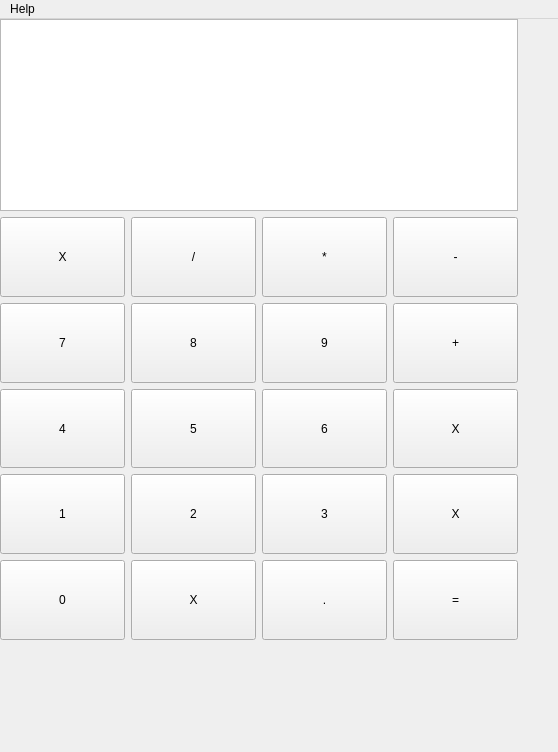
The window that src/calculator.ui (ondrej-mach/IVS-projekt-2) describes before a commit, drawn with Qt 5.
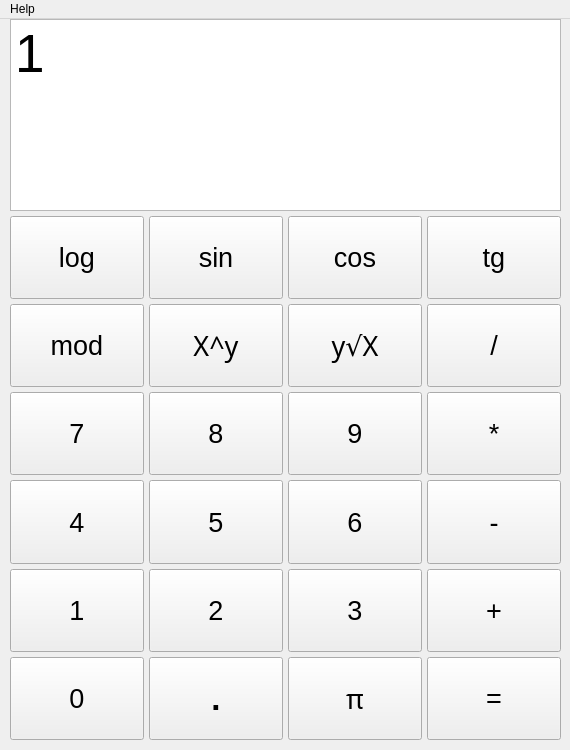
The same window after the commit.

Commit message: Added some missing UI elements, edited old ones

Patch:
```diff
--- a/src/calculator.ui
+++ b/src/calculator.ui
@@ -6,8 +6,8 @@
    <rect>
     <x>0</x>
     <y>0</y>
-    <width>558</width>
-    <height>752</height>
+    <width>570</width>
+    <height>750</height>
    </rect>
   </property>
   <property name="sizePolicy">
@@ -26,13 +26,16 @@
    <widget class="QWidget" name="verticalLayoutWidget">
     <property name="geometry">
      <rect>
-      <x>0</x>
+      <x>10</x>
       <y>0</y>
-      <width>518</width>
-      <height>621</height>
+      <width>551</width>
+      <height>721</height>
      </rect>
     </property>
     <layout class="QVBoxLayout" name="verticalLayout">
+     <property name="spacing">
+      <number>5</number>
+     </property>
      <property name="leftMargin">
       <number>0</number>
      </property>
@@ -44,18 +47,35 @@
          <verstretch>0</verstretch>
         </sizepolicy>
        </property>
+       <property name="font">
+        <font>
+         <pointsize>40</pointsize>
+         <italic>false</italic>
+         <stylestrategy>PreferAntialias</stylestrategy>
+        </font>
+       </property>
        <property name="acceptDrops">
         <bool>false</bool>
        </property>
        <property name="inputMethodHints">
         <set>Qt::ImhNone</set>
        </property>
+       <property name="html">
+        <string>&lt;!DOCTYPE HTML PUBLIC &quot;-//W3C//DTD HTML 4.0//EN&quot; &quot;http://www.w3.org/TR/REC-html40/strict.dtd&quot;&gt;
+&lt;html&gt;&lt;head&gt;&lt;meta name=&quot;qrichtext&quot; content=&quot;1&quot; /&gt;&lt;style type=&quot;text/css&quot;&gt;
+p, li { white-space: pre-wrap; }
+&lt;/style&gt;&lt;/head&gt;&lt;body style=&quot; font-family:'Ubuntu'; font-size:40pt; font-weight:400; font-style:normal;&quot;&gt;
+&lt;p style=&quot; margin-top:0px; margin-bottom:0px; margin-left:0px; margin-right:0px; -qt-block-indent:0; text-indent:0px;&quot;&gt;1&lt;/p&gt;&lt;/body&gt;&lt;/html&gt;</string>
+       </property>
       </widget>
      </item>
      <item>
       <layout class="QGridLayout" name="gridLayout">
+       <property name="leftMargin">
+        <number>0</number>
+       </property>
        <item row="5" column="1">
-        <widget class="QPushButton" name="pushButtonNA1">
+        <widget class="QPushButton" name="pushButtonNumber8">
          <property name="enabled">
           <bool>true</bool>
          </property>
@@ -65,35 +85,21 @@
            <verstretch>0</verstretch>
           </sizepolicy>
          </property>
-         <property name="text">
-          <string>X</string>
+         <property name="font">
+          <font>
+           <pointsize>20</pointsize>
+          </font>
          </property>
-         <property name="autoDefault">
-          <bool>false</bool>
-         </property>
-        </widget>
-       </item>
-       <item row="3" column="2">
-        <widget class="QPushButton" name="pushButtonNumber6">
-         <property name="enabled">
-          <bool>true</bool>
-         </property>
-         <property name="sizePolicy">
-          <sizepolicy hsizetype="Minimum" vsizetype="Minimum">
-           <horstretch>0</horstretch>
-           <verstretch>0</verstretch>
-          </sizepolicy>
-         </property>
          <property name="text">
-          <string>6</string>
+          <string>8</string>
          </property>
          <property name="autoDefault">
           <bool>false</bool>
          </property>
         </widget>
        </item>
-       <item row="3" column="0">
-        <widget class="QPushButton" name="pushButtonNumber4">
+       <item row="13" column="0">
+        <widget class="QPushButton" name="pushButtonNumber0">
          <property name="enabled">
           <bool>true</bool>
          </property>
@@ -103,15 +109,20 @@
            <verstretch>0</verstretch>
           </sizepolicy>
          </property>
+         <property name="font">
+          <font>
+           <pointsize>20</pointsize>
+          </font>
+         </property>
          <property name="text">
-          <string>4</string>
+          <string>0</string>
          </property>
          <property name="autoDefault">
           <bool>false</bool>
          </property>
         </widget>
        </item>
-       <item row="4" column="0">
+       <item row="9" column="0">
         <widget class="QPushButton" name="pushButtonNumber1">
          <property name="enabled">
           <bool>true</bool>
@@ -122,6 +133,11 @@
            <verstretch>0</verstretch>
           </sizepolicy>
          </property>
+         <property name="font">
+          <font>
+           <pointsize>20</pointsize>
+          </font>
+         </property>
          <property name="text">
           <string>1</string>
          </property>
@@ -130,46 +146,8 @@
          </property>
         </widget>
        </item>
-       <item row="2" column="2">
-        <widget class="QPushButton" name="pushButtonNumber9">
-         <property name="enabled">
-          <bool>true</bool>
-         </property>
-         <property name="sizePolicy">
-          <sizepolicy hsizetype="Minimum" vsizetype="Minimum">
-           <horstretch>0</horstretch>
-           <verstretch>0</verstretch>
-          </sizepolicy>
-         </property>
-         <property name="text">
-          <string>9</string>
-         </property>
-         <property name="autoDefault">
-          <bool>false</bool>
-         </property>
-        </widget>
-       </item>
-       <item row="0" column="1">
-        <widget class="QPushButton" name="pushButtonDivide">
-         <property name="enabled">
-          <bool>true</bool>
-         </property>
-         <property name="sizePolicy">
-          <sizepolicy hsizetype="Minimum" vsizetype="Minimum">
-           <horstretch>0</horstretch>
-           <verstretch>0</verstretch>
-          </sizepolicy>
-         </property>
-         <property name="text">
-          <string>/</string>
-         </property>
-         <property name="autoDefault">
-          <bool>false</bool>
-         </property>
-        </widget>
-       </item>
        <item row="0" column="3">
-        <widget class="QPushButton" name="pushButtonMinus">
+        <widget class="QPushButton" name="pushButtonTangens">
          <property name="enabled">
           <bool>true</bool>
          </property>
@@ -179,110 +157,20 @@
            <verstretch>0</verstretch>
           </sizepolicy>
          </property>
-         <property name="text">
-          <string>-</string>
+         <property name="font">
+          <font>
+           <pointsize>20</pointsize>
+          </font>
          </property>
-         <property name="autoDefault">
-          <bool>false</bool>
-         </property>
-        </widget>
-       </item>
-       <item row="4" column="1">
-        <widget class="QPushButton" name="pushButtonNumber2">
-         <property name="enabled">
-          <bool>true</bool>
-         </property>
-         <property name="sizePolicy">
-          <sizepolicy hsizetype="Minimum" vsizetype="Minimum">
-           <horstretch>0</horstretch>
-           <verstretch>0</verstretch>
-          </sizepolicy>
-         </property>
          <property name="text">
-          <string>2</string>
+          <string>tg</string>
          </property>
          <property name="autoDefault">
           <bool>false</bool>
          </property>
         </widget>
        </item>
-       <item row="2" column="1">
-        <widget class="QPushButton" name="pushButtonNumber8">
-         <property name="enabled">
-          <bool>true</bool>
-         </property>
-         <property name="sizePolicy">
-          <sizepolicy hsizetype="Minimum" vsizetype="Minimum">
-           <horstretch>0</horstretch>
-           <verstretch>0</verstretch>
-          </sizepolicy>
-         </property>
-         <property name="text">
-          <string>8</string>
-         </property>
-         <property name="autoDefault">
-          <bool>false</bool>
-         </property>
-        </widget>
-       </item>
-       <item row="3" column="3">
-        <widget class="QPushButton" name="pushButtonNA3">
-         <property name="enabled">
-          <bool>true</bool>
-         </property>
-         <property name="sizePolicy">
-          <sizepolicy hsizetype="Minimum" vsizetype="Minimum">
-           <horstretch>0</horstretch>
-           <verstretch>0</verstretch>
-          </sizepolicy>
-         </property>
-         <property name="text">
-          <string>X</string>
-         </property>
-         <property name="autoDefault">
-          <bool>false</bool>
-         </property>
-        </widget>
-       </item>
-       <item row="5" column="2">
-        <widget class="QPushButton" name="pushButtonDecimalPoint">
-         <property name="enabled">
-          <bool>true</bool>
-         </property>
-         <property name="sizePolicy">
-          <sizepolicy hsizetype="Minimum" vsizetype="Minimum">
-           <horstretch>0</horstretch>
-           <verstretch>0</verstretch>
-          </sizepolicy>
-         </property>
-         <property name="text">
-          <string>.</string>
-         </property>
-         <property name="autoDefault">
-          <bool>false</bool>
-         </property>
-        </widget>
-       </item>
-       <item row="3" column="1">
-        <widget class="QPushButton" name="pushButtonNumber5">
-         <property name="enabled">
-          <bool>true</bool>
-         </property>
-         <property name="sizePolicy">
-          <sizepolicy hsizetype="Minimum" vsizetype="Minimum">
-           <horstretch>0</horstretch>
-           <verstretch>0</verstretch>
-          </sizepolicy>
-         </property>
-         <property name="text">
-          <string>5</string>
-         </property>
-         <property name="autoDefault">
-          <bool>false</bool>
-         </property>
-        </widget>
-       </item>
-       <item row="2" column="0">
+       <item row="5" column="0">
         <widget class="QPushButton" name="pushButtonNumber7">
          <property name="enabled">
           <bool>true</bool>
@@ -293,6 +181,11 @@
            <verstretch>0</verstretch>
           </sizepolicy>
          </property>
+         <property name="font">
+          <font>
+           <pointsize>20</pointsize>
+          </font>
+         </property>
          <property name="text">
           <string>7</string>
          </property>
@@ -301,8 +194,8 @@
          </property>
         </widget>
        </item>
-       <item row="4" column="3">
-        <widget class="QPushButton" name="pushButtonNA2">
+       <item row="3" column="1">
+        <widget class="QPushButton" name="pushButtonExponent">
          <property name="enabled">
           <bool>true</bool>
          </property>
@@ -312,91 +205,21 @@
            <verstretch>0</verstretch>
           </sizepolicy>
          </property>
-         <property name="text">
-          <string>X</string>
+         <property name="font">
+          <font>
+           <family>Droid Sans Fallback</family>
+           <pointsize>20</pointsize>
+          </font>
          </property>
-         <property name="autoDefault">
-          <bool>false</bool>
-         </property>
-        </widget>
-       </item>
-       <item row="5" column="0">
-        <widget class="QPushButton" name="pushButtonNumber0">
-         <property name="enabled">
-          <bool>true</bool>
-         </property>
-         <property name="sizePolicy">
-          <sizepolicy hsizetype="Minimum" vsizetype="Minimum">
-           <horstretch>0</horstretch>
-           <verstretch>0</verstretch>
-          </sizepolicy>
-         </property>
          <property name="text">
-          <string>0</string>
+          <string>X^y</string>
          </property>
          <property name="autoDefault">
           <bool>false</bool>
          </property>
         </widget>
        </item>
-       <item row="4" column="2">
-        <widget class="QPushButton" name="pushButtonNumber3">
-         <property name="enabled">
-          <bool>true</bool>
-         </property>
-         <property name="sizePolicy">
-          <sizepolicy hsizetype="Minimum" vsizetype="Minimum">
-           <horstretch>0</horstretch>
-           <verstretch>0</verstretch>
-          </sizepolicy>
-         </property>
-         <property name="text">
-          <string>3</string>
-         </property>
-         <property name="autoDefault">
-          <bool>false</bool>
-         </property>
-        </widget>
-       </item>
-       <item row="0" column="0">
-        <widget class="QPushButton" name="pushButtonNA4">
-         <property name="enabled">
-          <bool>true</bool>
-         </property>
-         <property name="sizePolicy">
-          <sizepolicy hsizetype="Minimum" vsizetype="Minimum">
-           <horstretch>0</horstretch>
-           <verstretch>0</verstretch>
-          </sizepolicy>
-         </property>
-         <property name="text">
-          <string>X</string>
-         </property>
-         <property name="autoDefault">
-          <bool>false</bool>
-         </property>
-        </widget>
-       </item>
-       <item row="0" column="2">
-        <widget class="QPushButton" name="pushButtonMultiply">
-         <property name="enabled">
-          <bool>true</bool>
-         </property>
-         <property name="sizePolicy">
-          <sizepolicy hsizetype="Minimum" vsizetype="Minimum">
-           <horstretch>0</horstretch>
-           <verstretch>0</verstretch>
-          </sizepolicy>
-         </property>
-         <property name="text">
-          <string>*</string>
-         </property>
-         <property name="autoDefault">
-          <bool>false</bool>
-         </property>
-        </widget>
-       </item>
-       <item row="2" column="3">
+       <item row="9" column="3">
         <widget class="QPushButton" name="pushButtonPlus">
          <property name="enabled">
           <bool>true</bool>
@@ -407,6 +230,11 @@
            <verstretch>0</verstretch>
           </sizepolicy>
          </property>
+         <property name="font">
+          <font>
+           <pointsize>20</pointsize>
+          </font>
+         </property>
          <property name="text">
           <string>+</string>
          </property>
@@ -415,7 +243,7 @@
          </property>
         </widget>
        </item>
-       <item row="5" column="3">
+       <item row="13" column="3">
         <widget class="QPushButton" name="pushButtonEvaluate">
          <property name="enabled">
           <bool>true</bool>
@@ -432,6 +260,11 @@
            <height>16777215</height>
           </size>
          </property>
+         <property name="font">
+          <font>
+           <pointsize>20</pointsize>
+          </font>
+         </property>
          <property name="text">
           <string>=</string>
          </property>
@@ -440,6 +273,397 @@
          </property>
         </widget>
        </item>
+       <item row="0" column="0">
+        <widget class="QPushButton" name="pushButtonLogarythm">
+         <property name="enabled">
+          <bool>true</bool>
+         </property>
+         <property name="sizePolicy">
+          <sizepolicy hsizetype="Minimum" vsizetype="Minimum">
+           <horstretch>0</horstretch>
+           <verstretch>0</verstretch>
+          </sizepolicy>
+         </property>
+         <property name="font">
+          <font>
+           <pointsize>20</pointsize>
+          </font>
+         </property>
+         <property name="text">
+          <string>log</string>
+         </property>
+         <property name="autoDefault">
+          <bool>false</bool>
+         </property>
+        </widget>
+       </item>
+       <item row="5" column="3">
+        <widget class="QPushButton" name="pushButtonMultiply">
+         <property name="enabled">
+          <bool>true</bool>
+         </property>
+         <property name="sizePolicy">
+          <sizepolicy hsizetype="Minimum" vsizetype="Minimum">
+           <horstretch>0</horstretch>
+           <verstretch>0</verstretch>
+          </sizepolicy>
+         </property>
+         <property name="font">
+          <font>
+           <pointsize>20</pointsize>
+          </font>
+         </property>
+         <property name="text">
+          <string>*</string>
+         </property>
+         <property name="autoDefault">
+          <bool>false</bool>
+         </property>
+        </widget>
+       </item>
+       <item row="6" column="1">
+        <widget class="QPushButton" name="pushButtonNumber5">
+         <property name="enabled">
+          <bool>true</bool>
+         </property>
+         <property name="sizePolicy">
+          <sizepolicy hsizetype="Minimum" vsizetype="Minimum">
+           <horstretch>0</horstretch>
+           <verstretch>0</verstretch>
+          </sizepolicy>
+         </property>
+         <property name="font">
+          <font>
+           <pointsize>20</pointsize>
+          </font>
+         </property>
+         <property name="text">
+          <string>5</string>
+         </property>
+         <property name="autoDefault">
+          <bool>false</bool>
+         </property>
+        </widget>
+       </item>
+       <item row="6" column="0">
+        <widget class="QPushButton" name="pushButtonNumber4">
+         <property name="enabled">
+          <bool>true</bool>
+         </property>
+         <property name="sizePolicy">
+          <sizepolicy hsizetype="Minimum" vsizetype="Minimum">
+           <horstretch>0</horstretch>
+           <verstretch>0</verstretch>
+          </sizepolicy>
+         </property>
+         <property name="font">
+          <font>
+           <pointsize>20</pointsize>
+          </font>
+         </property>
+         <property name="text">
+          <string>4</string>
+         </property>
+         <property name="autoDefault">
+          <bool>false</bool>
+         </property>
+        </widget>
+       </item>
+       <item row="9" column="2">
+        <widget class="QPushButton" name="pushButtonNumber3">
+         <property name="enabled">
+          <bool>true</bool>
+         </property>
+         <property name="sizePolicy">
+          <sizepolicy hsizetype="Minimum" vsizetype="Minimum">
+           <horstretch>0</horstretch>
+           <verstretch>0</verstretch>
+          </sizepolicy>
+         </property>
+         <property name="font">
+          <font>
+           <pointsize>20</pointsize>
+          </font>
+         </property>
+         <property name="text">
+          <string>3</string>
+         </property>
+         <property name="autoDefault">
+          <bool>false</bool>
+         </property>
+        </widget>
+       </item>
+       <item row="3" column="2">
+        <widget class="QPushButton" name="pushButtonRoot">
+         <property name="enabled">
+          <bool>true</bool>
+         </property>
+         <property name="sizePolicy">
+          <sizepolicy hsizetype="Minimum" vsizetype="Minimum">
+           <horstretch>0</horstretch>
+           <verstretch>0</verstretch>
+          </sizepolicy>
+         </property>
+         <property name="font">
+          <font>
+           <family>Droid Sans Fallback</family>
+           <pointsize>20</pointsize>
+          </font>
+         </property>
+         <property name="text">
+          <string>y√X</string>
+         </property>
+         <property name="autoDefault">
+          <bool>false</bool>
+         </property>
+        </widget>
+       </item>
+       <item row="9" column="1">
+        <widget class="QPushButton" name="pushButtonNumber2">
+         <property name="enabled">
+          <bool>true</bool>
+         </property>
+         <property name="sizePolicy">
+          <sizepolicy hsizetype="Minimum" vsizetype="Minimum">
+           <horstretch>0</horstretch>
+           <verstretch>0</verstretch>
+          </sizepolicy>
+         </property>
+         <property name="font">
+          <font>
+           <pointsize>20</pointsize>
+          </font>
+         </property>
+         <property name="text">
+          <string>2</string>
+         </property>
+         <property name="autoDefault">
+          <bool>false</bool>
+         </property>
+        </widget>
+       </item>
+       <item row="0" column="1">
+        <widget class="QPushButton" name="pushButtonSinus">
+         <property name="enabled">
+          <bool>true</bool>
+         </property>
+         <property name="sizePolicy">
+          <sizepolicy hsizetype="Minimum" vsizetype="Minimum">
+           <horstretch>0</horstretch>
+           <verstretch>0</verstretch>
+          </sizepolicy>
+         </property>
+         <property name="font">
+          <font>
+           <pointsize>20</pointsize>
+          </font>
+         </property>
+         <property name="text">
+          <string>sin</string>
+         </property>
+         <property name="autoDefault">
+          <bool>false</bool>
+         </property>
+        </widget>
+       </item>
+       <item row="0" column="2">
+        <widget class="QPushButton" name="pushButtonCosinus">
+         <property name="enabled">
+          <bool>true</bool>
+         </property>
+         <property name="sizePolicy">
+          <sizepolicy hsizetype="Minimum" vsizetype="Minimum">
+           <horstretch>0</horstretch>
+           <verstretch>0</verstretch>
+          </sizepolicy>
+         </property>
+         <property name="font">
+          <font>
+           <pointsize>20</pointsize>
+          </font>
+         </property>
+         <property name="text">
+          <string>cos</string>
+         </property>
+         <property name="autoDefault">
+          <bool>false</bool>
+         </property>
+        </widget>
+       </item>
+       <item row="3" column="3">
+        <widget class="QPushButton" name="pushButtonDivide">
+         <property name="enabled">
+          <bool>true</bool>
+         </property>
+         <property name="sizePolicy">
+          <sizepolicy hsizetype="Minimum" vsizetype="Minimum">
+           <horstretch>0</horstretch>
+           <verstretch>0</verstretch>
+          </sizepolicy>
+         </property>
+         <property name="font">
+          <font>
+           <pointsize>20</pointsize>
+          </font>
+         </property>
+         <property name="text">
+          <string>/</string>
+         </property>
+         <property name="autoDefault">
+          <bool>false</bool>
+         </property>
+        </widget>
+       </item>
+       <item row="5" column="2">
+        <widget class="QPushButton" name="pushButtonNumber9">
+         <property name="enabled">
+          <bool>true</bool>
+         </property>
+         <property name="sizePolicy">
+          <sizepolicy hsizetype="Minimum" vsizetype="Minimum">
+           <horstretch>0</horstretch>
+           <verstretch>0</verstretch>
+          </sizepolicy>
+         </property>
+         <property name="font">
+          <font>
+           <pointsize>20</pointsize>
+          </font>
+         </property>
+         <property name="text">
+          <string>9</string>
+         </property>
+         <property name="autoDefault">
+          <bool>false</bool>
+         </property>
+        </widget>
+       </item>
+       <item row="6" column="2">
+        <widget class="QPushButton" name="pushButtonNumber6">
+         <property name="enabled">
+          <bool>true</bool>
+         </property>
+         <property name="sizePolicy">
+          <sizepolicy hsizetype="Minimum" vsizetype="Minimum">
+           <horstretch>0</horstretch>
+           <verstretch>0</verstretch>
+          </sizepolicy>
+         </property>
+         <property name="font">
+          <font>
+           <pointsize>20</pointsize>
+          </font>
+         </property>
+         <property name="text">
+          <string>6</string>
+         </property>
+         <property name="autoDefault">
+          <bool>false</bool>
+         </property>
+        </widget>
+       </item>
+       <item row="6" column="3">
+        <widget class="QPushButton" name="pushButtonMinus">
+         <property name="enabled">
+          <bool>true</bool>
+         </property>
+         <property name="sizePolicy">
+          <sizepolicy hsizetype="Minimum" vsizetype="Minimum">
+           <horstretch>0</horstretch>
+           <verstretch>0</verstretch>
+          </sizepolicy>
+         </property>
+         <property name="font">
+          <font>
+           <pointsize>20</pointsize>
+          </font>
+         </property>
+         <property name="text">
+          <string>-</string>
+         </property>
+         <property name="autoDefault">
+          <bool>false</bool>
+         </property>
+        </widget>
+       </item>
+       <item row="3" column="0">
+        <widget class="QPushButton" name="pushButtonModulo">
+         <property name="enabled">
+          <bool>true</bool>
+         </property>
+         <property name="sizePolicy">
+          <sizepolicy hsizetype="Minimum" vsizetype="Minimum">
+           <horstretch>0</horstretch>
+           <verstretch>0</verstretch>
+          </sizepolicy>
+         </property>
+         <property name="font">
+          <font>
+           <pointsize>20</pointsize>
+          </font>
+         </property>
+         <property name="text">
+          <string>mod</string>
+         </property>
+         <property name="autoDefault">
+          <bool>false</bool>
+         </property>
+        </widget>
+       </item>
+       <item row="13" column="2">
+        <widget class="QPushButton" name="pushButtonNumberPi">
+         <property name="enabled">
+          <bool>true</bool>
+         </property>
+         <property name="sizePolicy">
+          <sizepolicy hsizetype="Minimum" vsizetype="Minimum">
+           <horstretch>0</horstretch>
+           <verstretch>0</verstretch>
+          </sizepolicy>
+         </property>
+         <property name="font">
+          <font>
+           <family>Droid Sans Fallback</family>
+           <pointsize>20</pointsize>
+           <weight>50</weight>
+           <italic>false</italic>
+           <bold>false</bold>
+          </font>
+         </property>
+         <property name="text">
+          <string>π</string>
+         </property>
+         <property name="autoDefault">
+          <bool>false</bool>
+         </property>
+        </widget>
+       </item>
+       <item row="13" column="1">
+        <widget class="QPushButton" name="pushButtonDecimalPoint">
+         <property name="enabled">
+          <bool>true</bool>
+         </property>
+         <property name="sizePolicy">
+          <sizepolicy hsizetype="Minimum" vsizetype="Minimum">
+           <horstretch>0</horstretch>
+           <verstretch>0</verstretch>
+          </sizepolicy>
+         </property>
+         <property name="font">
+          <font>
+           <pointsize>25</pointsize>
+           <weight>75</weight>
+           <bold>true</bold>
+          </font>
+         </property>
+         <property name="text">
+          <string>.</string>
+         </property>
+         <property name="autoDefault">
+          <bool>false</bool>
+         </property>
+        </widget>
+       </item>
       </layout>
      </item>
     </layout>
@@ -450,7 +674,7 @@
     <rect>
      <x>0</x>
      <y>0</y>
-     <width>558</width>
+     <width>570</width>
      <height>22</height>
     </rect>
    </property>
```
The commit also changes 1 other file.
